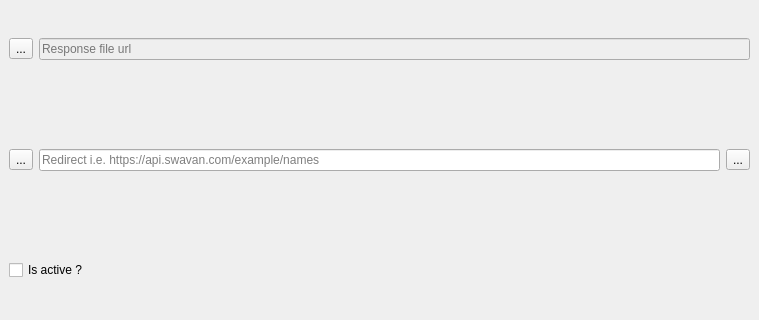
This is templates/endpoint_identifier.ui in swavan/oneui as Qt 5 draws it before an edit; both pictures show x 0 to 759 and y 162 to 482 of the 759 by 569 pixel window. The edited form follows.
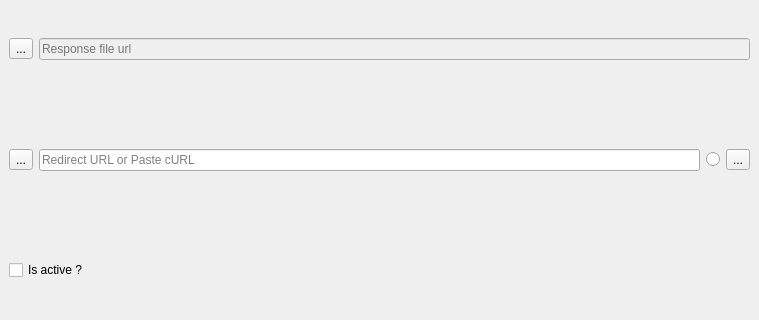
This is the edited form. Icons and pictures are not drawn.

```diff
--- a/templates/endpoint_identifier.ui
+++ b/templates/endpoint_identifier.ui
@@ -547,7 +547,17 @@
            <item>
             <widget class="QLineEdit" name="redirect_input">
              <property name="placeholderText">
-              <string>Redirect i.e. https://api.swavan.com/example/names</string>
+              <string>Redirect URL or Paste cURL</string>
+             </property>
+            </widget>
+           </item>
+           <item>
+            <widget class="QRadioButton" name="is_modifier_active_radio">
+             <property name="toolTip">
+              <string>Enabling the response modifier give you permisssion to modify the response data</string>
+             </property>
+             <property name="text">
+              <string/>
              </property>
             </widget>
            </item>
```
Left out of the diff: 10 changed lines with no effect on the pictures.
